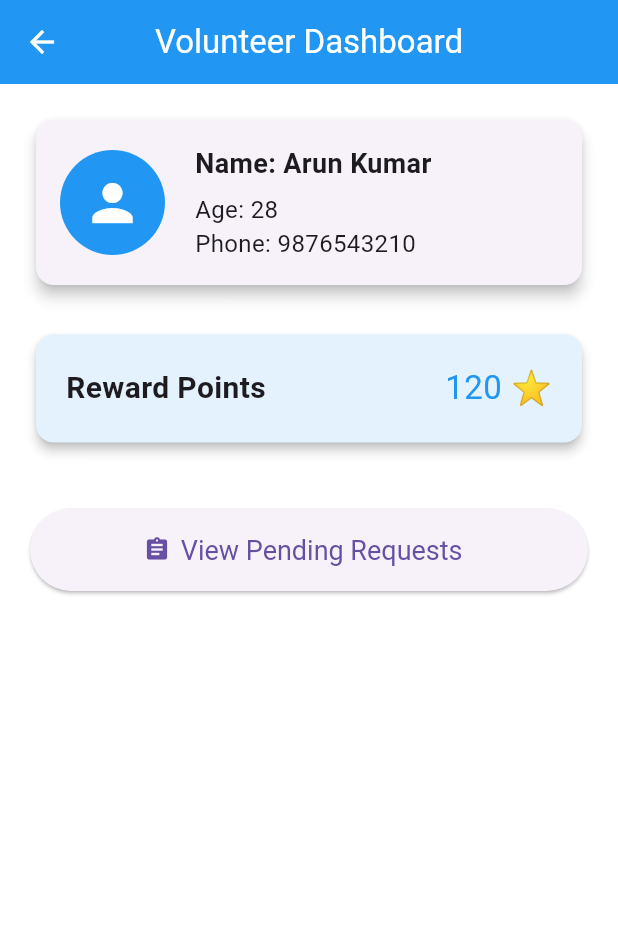
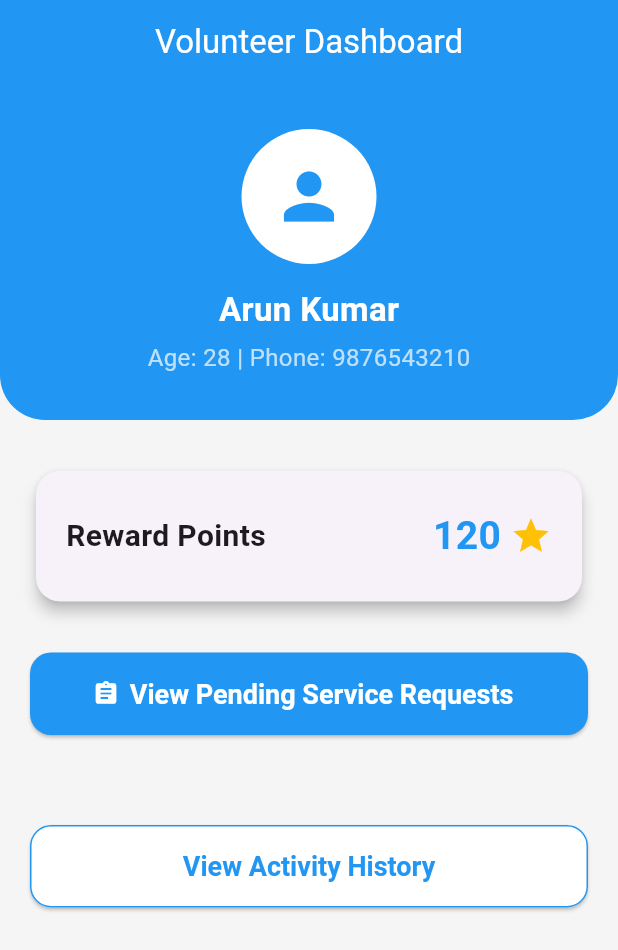
Before and after one commit to SREEHARI-K-I/SeniorConnect, a Flutter app: the VolunteerDashboard screen opened directly, on a phone screen of 412 x 824 dp. Shown: the top 950 px of the screen. Run offline on Flutter 3.47's test engine with Material 3 defaults, Android fonts, the light colour scheme and no system bars; our stand-ins replace shared_preferences; accounts and stored records are empty.

Commit message:
Upto Volunteer Service history

```diff
--- a/lib/screens/otp_verification.dart
+++ b/lib/screens/otp_verification.dart
@@ -29,7 +29,7 @@ class _OTPVerificationScreenState extends State<OTPVerificationScreen> {
     if (!mounted) return;
     Navigator.pushAndRemoveUntil(
       context,
-      MaterialPageRoute(builder: (_) => const CitizenDashboard()),
+      MaterialPageRoute(builder: (_) => const VolunteerDashboard()),
       (_) => false,
     );
   }
--- a/lib/screens/volunteer.dart
+++ b/lib/screens/volunteer.dart
@@ -1,5 +1,6 @@
 import 'package:flutter/material.dart';
-import 'service_request.dart';
+import 'package:senior_citizen_app/screens/service_request.dart';
+import 'package:senior_citizen_app/screens/volunhistory.dart';
 
 class VolunteerDashboard extends StatelessWidget {
   const VolunteerDashboard({super.key});
@@ -7,67 +8,71 @@ class VolunteerDashboard extends StatelessWidget {
   @override
   Widget build(BuildContext context) {
     return Scaffold(
+      backgroundColor: Colors.grey.shade100,
       appBar: AppBar(
         title: const Text("Volunteer Dashboard"),
         centerTitle: true,
         backgroundColor: Colors.blue,
         foregroundColor: Colors.white,
+        elevation: 0,
       ),
-      body: Padding(
-        padding: const EdgeInsets.all(20),
+      body: SingleChildScrollView(
         child: Column(
-          crossAxisAlignment: CrossAxisAlignment.start,
           children: [
-            /// PROFILE CARD
-            Card(
-              elevation: 4,
-              shape: RoundedRectangleBorder(
-                borderRadius: BorderRadius.circular(12),
+            /// TOP PROFILE SECTION
+            Container(
+              width: double.infinity,
+              padding: const EdgeInsets.symmetric(vertical: 30, horizontal: 20),
+              decoration: const BoxDecoration(
+                color: Colors.blue,
+                borderRadius: BorderRadius.only(
+                  bottomLeft: Radius.circular(30),
+                  bottomRight: Radius.circular(30),
                 ),
-              child: Padding(
-                padding: const EdgeInsets.all(16),
-                child: Row(
-                  children: [
-                    const CircleAvatar(
-                      radius: 35,
-                      backgroundColor: Colors.blue,
-                      child: Icon(Icons.person, color: Colors.white, size: 40),
               ),
-                    const SizedBox(width: 20),
-                    Column(
-                      crossAxisAlignment: CrossAxisAlignment.start,
+              child: Column(
                 children: const [
+                  CircleAvatar(
+                    radius: 45,
+                    backgroundColor: Colors.white,
+                    child: Icon(Icons.person, size: 50, color: Colors.blue),
+                  ),
+                  SizedBox(height: 15),
                   Text(
-                          "Name: Arun Kumar",
+                    "Arun Kumar",
                     style: TextStyle(
-                            fontSize: 18,
+                      color: Colors.white,
+                      fontSize: 22,
                       fontWeight: FontWeight.bold,
                     ),
                   ),
-                        SizedBox(height: 6),
-                        Text("Age: 28", style: TextStyle(fontSize: 16)),
+                  SizedBox(height: 5),
                   Text(
-                          "Phone: 9876543210",
-                          style: TextStyle(fontSize: 16),
-                        ),
-                      ],
+                    "Age: 28 | Phone: 9876543210",
+                    style: TextStyle(color: Colors.white70, fontSize: 16),
                   ),
                 ],
               ),
             ),
-            ),
 
-            const SizedBox(height: 25),
+            const SizedBox(height: 30),
 
-            /// REWARD POINTS
+            /// MAIN CONTENT AREA
+            Padding(
+              padding: const EdgeInsets.symmetric(horizontal: 20),
+              child: Column(
+                children: [
+                  /// REWARD POINTS CARD
                   Card(
-              color: Colors.blue.shade50,
-              elevation: 3,
+                    elevation: 4,
                     shape: RoundedRectangleBorder(
-                borderRadius: BorderRadius.circular(12),
+                      borderRadius: BorderRadius.circular(16),
                     ),
                     child: Padding(
-                padding: const EdgeInsets.all(20),
+                      padding: const EdgeInsets.symmetric(
+                        vertical: 25,
+                        horizontal: 20,
+                      ),
                       child: Row(
                         mainAxisAlignment: MainAxisAlignment.spaceBetween,
                         children: const [
@@ -78,18 +83,28 @@ class VolunteerDashboard extends StatelessWidget {
                               fontWeight: FontWeight.bold,
                             ),
                           ),
+                          Row(
+                            children: [
                               Text(
-                      "120 ⭐",
-                      style: TextStyle(fontSize: 22, color: Colors.blue),
+                                "120",
+                                style: TextStyle(
+                                  fontSize: 26,
+                                  color: Colors.blue,
+                                  fontWeight: FontWeight.bold,
+                                ),
+                              ),
+                              SizedBox(width: 6),
+                              Icon(Icons.star, color: Colors.amber, size: 28),
+                            ],
                           ),
                         ],
                       ),
                     ),
                   ),
 
-            const SizedBox(height: 40),
+                  const SizedBox(height: 30),
 
-            /// VIEW REQUESTS BUTTON
+                  /// VIEW PENDING REQUESTS BUTTON
                   ElevatedButton.icon(
                     onPressed: () {
                       Navigator.push(
@@ -100,10 +115,50 @@ class VolunteerDashboard extends StatelessWidget {
                       );
                     },
                     icon: const Icon(Icons.assignment),
-              label: const Text("View Pending Requests"),
+                    label: const Text("View Pending Service Requests"),
                     style: ElevatedButton.styleFrom(
+                      backgroundColor: Colors.blue,
+                      foregroundColor: Colors.white,
                       minimumSize: const Size(double.infinity, 55),
-                textStyle: const TextStyle(fontSize: 18),
+                      shape: RoundedRectangleBorder(
+                        borderRadius: BorderRadius.circular(14),
+                      ),
+                      textStyle: const TextStyle(
+                        fontSize: 18,
+                        fontWeight: FontWeight.w600,
+                      ),
+                    ),
+                  ),
+
+                  const SizedBox(height: 40),
+
+                  const SizedBox(height: 20),
+
+                  ElevatedButton(
+                    onPressed: () {
+                      Navigator.push(
+                        context,
+                        MaterialPageRoute(
+                          builder: (_) => const VolunteerActivityHistory(),
+                        ),
+                      );
+                    },
+                    style: ElevatedButton.styleFrom(
+                      backgroundColor: Colors.white,
+                      foregroundColor: Colors.blue,
+                      minimumSize: const Size(double.infinity, 55),
+                      side: const BorderSide(color: Colors.blue),
+                      shape: RoundedRectangleBorder(
+                        borderRadius: BorderRadius.circular(14),
+                      ),
+                      textStyle: const TextStyle(
+                        fontSize: 18,
+                        fontWeight: FontWeight.w600,
+                      ),
+                    ),
+                    child: const Text("View Activity History"),
+                  ),
+                ],
               ),
             ),
           ],
```
Also changed, not shown: lib/screens/volunhistory.dart (added, +98 -0 lines), lib/widgets/activitycard.dart (added, +59 -0 lines). Lines whose indentation alone changed are shown as unchanged.
